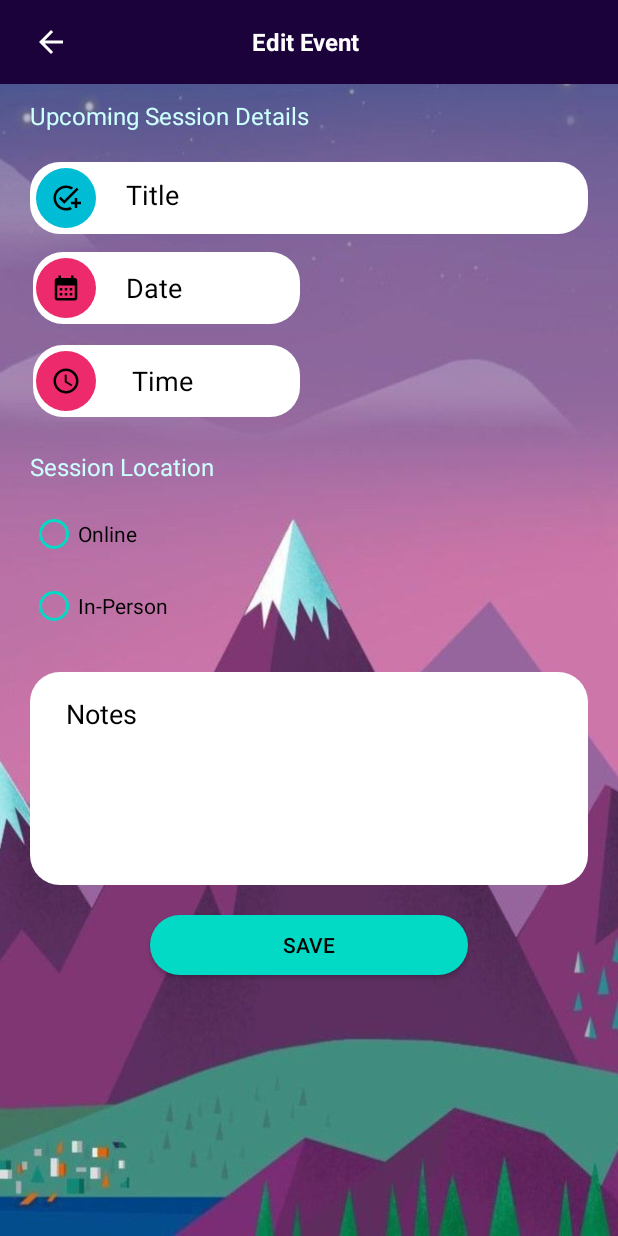
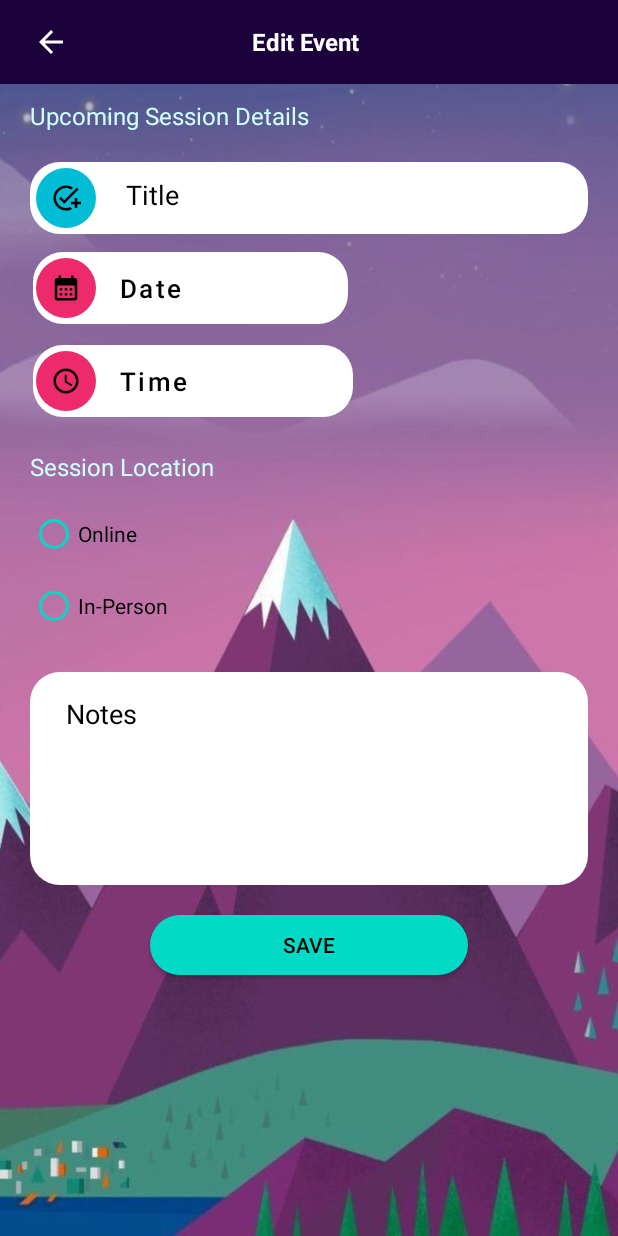
Before and after one commit to MischkaStrydom/2tor4You, an Android app: the ActivityEditEvent screen opened directly, with no data from a screen before it, on a phone screen of 412 x 824 dp. Run offline under Robolectric (Android 15) with nearby library versions, the phone set to English and light mode, and no system bars.

Commit message:
Update Nav_bar

```diff
--- a/app/src/main/java/com/example/a2tor4you/ActivityEditEvent.java
+++ b/app/src/main/java/com/example/a2tor4you/ActivityEditEvent.java
@@ -2,13 +2,111 @@ package com.example.a2tor4you;
 
 import androidx.appcompat.app.AppCompatActivity;
 
+import android.app.DatePickerDialog;
+import android.content.Intent;
 import android.os.Bundle;
+import android.view.View;
+import android.widget.Button;
+import android.widget.DatePicker;
+import android.widget.EditText;
+import android.widget.ImageView;
+
+import java.text.SimpleDateFormat;
+import java.util.Calendar;
+import java.util.Locale;
 
 public class ActivityEditEvent extends AppCompatActivity {
+
+    // button
+    Button btn_SaveEvent, btnEventDate;
+
+    // Text fields
+    EditText txt_EventTitle;
+
+    boolean isAllFieldsChecked = false;
+
+    Calendar calendar = Calendar.getInstance();
 
     @Override
     protected void onCreate(Bundle savedInstanceState) {
         super.onCreate(savedInstanceState);
         setContentView(R.layout.activity_edit_event);
+
+        ImageView btnBack = findViewById(R.id.btnBackEditEvent);
+        btnBack.setOnClickListener(view -> startActivity(new Intent(ActivityEditEvent.this, ActivityCalendar.class)));
+
+        btn_SaveEvent = findViewById(R.id.btn_SaveEvent);
+        btnEventDate = findViewById(R.id.btnEventDate);
+
+        btnEventDate.setOnClickListener(new View.OnClickListener() {
+            @Override
+            public void onClick(View v) {
+                showDatePicker();
+            }
+        });
+
+
+        // register all the EditText fields with their IDs.
+        txt_EventTitle = findViewById(R.id.txt_EventTitle);
+
+        // handle the PROCEED button
+        btn_SaveEvent.setOnClickListener(new View.OnClickListener() {
+            @Override
+            public void onClick(View v) {
+
+                // store the returned value of the dedicated function which checks
+                // whether the entered data is valid or if any fields are left blank.
+                isAllFieldsChecked = CheckAllFields();
+
+                // the boolean variable turns to be true then
+                // only the user must be proceed to the activity2
+                if (isAllFieldsChecked) {
+                    Intent i = new Intent(ActivityEditEvent.this, ActivityCalendar.class);
+                    startActivity(i);
+                }
+            }
+        });
     }
+
+    // function which checks all the text fields
+    // are filled or not by the user.
+    // when user clicks on the PROCEED button
+    // this function is triggered.
+    private boolean CheckAllFields() {
+        if (txt_EventTitle.length() == 0) {
+            txt_EventTitle.setError("This field is required");
+            return false;
+        }
+
+        if (btnEventDate.length() == 0) {
+            btnEventDate.setError("This field is required");
+            return false;
+        }
+
+        // after all validation return true.
+        return true;
+    }
+
+    private void showDatePicker() {
+        int year = calendar.get(Calendar.YEAR);
+        int month = calendar.get(Calendar.MONTH);
+        int day = calendar.get(Calendar.DAY_OF_MONTH);
+
+        DatePickerDialog datePickerDialog = new DatePickerDialog(
+                this,
+                new DatePickerDialog.OnDateSetListener() {
+                    @Override
+                    public void onDateSet(DatePicker view, int selectedYear, int selectedMonth, int selectedDay) {
+                        calendar.set(selectedYear, selectedMonth, selectedDay);
+                        SimpleDateFormat dateFormat = new SimpleDateFormat("yyyy-MM-dd", Locale.US);
+                        String formattedDate = dateFormat.format(calendar.getTime());
+                        btnEventDate.setText(formattedDate);
+                    }
+                },
+                year, month, day
+        );
+
+        datePickerDialog.show();
+    }
+
 }
--- a/app/src/main/java/com/example/a2tor4you/MainActivity.java
+++ b/app/src/main/java/com/example/a2tor4you/MainActivity.java
@@ -18,7 +18,7 @@ public class MainActivity extends AppCompatActivity {
         btn.setOnClickListener(view -> startActivity(new Intent(MainActivity.this,ActivityLogin.class)));
 
         Button btnTutor = findViewById(R.id.btnTutor);
-        btnTutor.setOnClickListener(view -> startActivity(new Intent(MainActivity.this,ActivityRegisterTutor.class))); //ActivityRegisterTutor
+        btnTutor.setOnClickListener(view -> startActivity(new Intent(MainActivity.this,ActivityCalendar.class))); //ActivityRegisterTutor
 
         Button btnStudent = findViewById(R.id.btnStudent);
         btnStudent.setOnClickListener(view -> startActivity(new Intent(MainActivity.this,ActivityRegisterStudent.class)));
--- a/app/src/main/res/layout/activity_calendar.xml
+++ b/app/src/main/res/layout/activity_calendar.xml
@@ -88,9 +88,9 @@
             <CalendarView
                 android:id="@+id/calendarView"
                 android:layout_width="wrap_content"
-                android:layout_height="320dp"
+                android:layout_height="340dp"
                 android:backgroundTint="@color/black"
-                style="@style/CustomCalendarView"> >
+                style="@style/CustomCalendarView">
 
             </CalendarView>
 
--- a/app/src/main/res/layout/activity_edit_event.xml
+++ b/app/src/main/res/layout/activity_edit_event.xml
@@ -125,7 +125,7 @@
 
 
                 <RelativeLayout
-                    android:layout_width="match_parent"
+                    android:layout_width="210dp"
                     android:layout_height="48dp"
                     android:layout_marginStart="20dp"
                     android:layout_marginEnd="210dp"
@@ -133,7 +133,25 @@
                     android:background="@drawable/background_rounded_white"
                     android:padding="2dp">
 
-                    <EditText
+                    <Button
+                        android:id="@+id/btnEventDate"
+                        android:layout_width="150dp"
+                        android:layout_height="41dp"
+                        android:layout_marginStart="0dp"
+                        android:layout_marginTop="0dp"
+                        android:layout_marginEnd="0dp"
+                        android:layout_toEndOf="@+id/dateIcon"
+                        android:background="@android:color/transparent"
+                        android:hint="@string/btnEventDate"
+                        android:textColor="@color/black"
+                        android:textColorHint="@color/black"
+                        android:textSize="17dp"
+                        android:textAlignment="textStart"
+                        app:layout_constraintEnd_toEndOf="parent"
+                        app:layout_constraintStart_toStartOf="parent"
+                        app:layout_constraintTop_toTopOf="parent" />
+
+                    <!--<EditText
                         android:id="@+id/txt_EventDate"
                         android:layout_width="match_parent"
                         android:layout_height="match_parent"
@@ -155,7 +173,7 @@
                         app:boxBackgroundMode="none"
                         app:layout_constraintEnd_toEndOf="parent"
                         app:layout_constraintStart_toStartOf="parent"
-                        app:layout_constraintTop_toTopOf="parent" />
+                        app:layout_constraintTop_toTopOf="parent" />-->
 
                     <ImageView
                         android:id="@+id/dateIcon"
@@ -179,14 +197,32 @@
                 android:padding="2dp">
 
                 <RelativeLayout
-                    android:layout_width="match_parent"
+                    android:layout_width="213dp"
                     android:layout_height="48dp"
                     android:layout_marginStart="20dp"
                     android:layout_marginEnd="210dp"
                     android:background="@drawable/background_rounded_white"
                     android:padding="2dp">
 
-                    <EditText
+                    <Button
+                        android:id="@+id/btnEventTime"
+                        android:layout_width="150dp"
+                        android:layout_height="41dp"
+                        android:layout_marginStart="0dp"
+                        android:layout_marginTop="0dp"
+                        android:layout_marginEnd="0dp"
+                        android:layout_toEndOf="@+id/timeIcon"
+                        android:background="@android:color/transparent"
+                        android:hint="@string/btnEventTime"
+                        android:textColor="@color/black"
+                        android:textColorHint="@color/black"
+                        android:textSize="17dp"
+                        android:textAlignment="textStart"
+                        app:layout_constraintEnd_toEndOf="parent"
+                        app:layout_constraintStart_toStartOf="parent"
+                        app:layout_constraintTop_toTopOf="parent" />
+
+                    <!--<EditText
                         android:id="@+id/txt_EventTime"
                         android:layout_width="match_parent"
                         android:layout_height="match_parent"
@@ -208,7 +244,7 @@
                         app:boxBackgroundMode="none"
                         app:layout_constraintEnd_toEndOf="parent"
                         app:layout_constraintStart_toStartOf="parent"
-                        app:layout_constraintTop_toTopOf="parent" />
+                        app:layout_constraintTop_toTopOf="parent" />-->
 
                     <ImageView
                         android:id="@+id/timeIcon"
--- a/app/src/main/res/layout/activity_tutor_profile.xml
+++ b/app/src/main/res/layout/activity_tutor_profile.xml
@@ -74,7 +74,7 @@
                     android:layout_width="wrap_content"
                     android:layout_height="wrap_content"
                     android:layout_marginStart="20dp"
-                    android:backgroundTint="@color/grey"
+                    android:backgroundTint="@color/white"
                     android:text="Take Photo" />
 
             </LinearLayout>
--- a/app/src/main/res/menu/bottom_navigation_bar.xml
+++ b/app/src/main/res/menu/bottom_navigation_bar.xml
@@ -16,7 +16,10 @@
         android:id="@+id/findTutors"
         android:icon="@drawable/search"/>
 
-
+    <item
+        android:title="Message"
+        android:id="@+id/message"
+        android:icon="@drawable/text_message"/>
 
     <item
         android:title="Account"
--- a/app/src/main/res/values/strings.xml
+++ b/app/src/main/res/values/strings.xml
@@ -292,8 +292,8 @@
     <string name="txtEditEventHeading">Edit Event</string>
     <string name="txtUpSessionDetails">Upcoming Session Details</string>
     <string name="txtEventTitle">Title</string>
-    <string name="txtEventDate">Date</string>
-    <string name="txtEventTime">Time</string>
+    <string name="btnEventDate">Date</string>
+    <string name="btnEventTime">Time</string>
     <string name="rdoOnline">Online</string>
     <string name="rdoInPerson">In-Person</string>
     <string name="txtEventNotes">Notes</string>
```
Also changed, not shown: app/src/main/java/com/example/a2tor4you/ActivityAccount.java (+11 -8 lines), app/src/main/java/com/example/a2tor4you/ActivityCalendar.java (+14 -10 lines), app/src/main/java/com/example/a2tor4you/ActivityChangePassword.java (+133 -1 lines), app/src/main/java/com/example/a2tor4you/ActivityDeleteAccount.java (+100 -1 lines), app/src/main/java/com/example/a2tor4you/ActivityFindTutor.java (+10 -5 lines), app/src/main/java/com/example/a2tor4you/ActivityHomeStudent.java (+19 -14 lines), app/src/main/java/com/example/a2tor4you/ActivityLogin.java (+54 -7 lines), app/src/main/java/com/example/a2tor4you/ActivityMyProfile.java (+68 -11 lines), app/src/main/java/com/example/a2tor4you/ActivityRegisterStudent.java (+11 -0 lines), app/src/main/java/com/example/a2tor4you/ActivityTutorProfile.java (+38 -2 lines), app/src/main/res/layout/activity_home_student.xml (+9 -30 lines).
